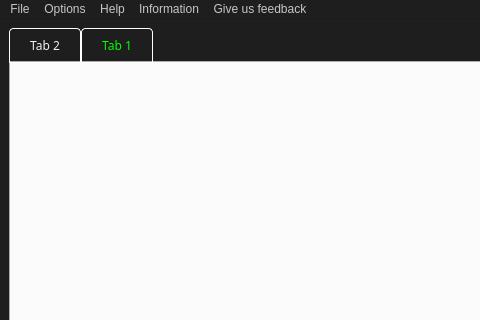
The window that Inter-pred-gui/form.ui (Somanath-SS/Inter_pred) describes before a commit, drawn with Qt 5; both pictures show x 0 to 480 and y 0 to 320 of the 931 by 510 pixel window.
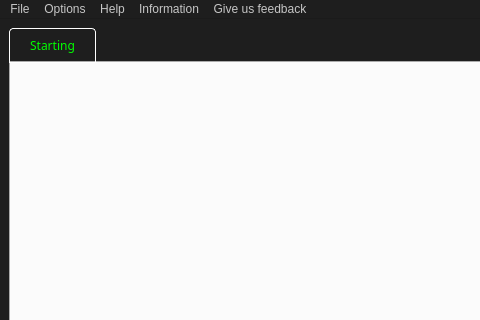
The same window after the commit.

```diff
--- a/Inter-pred-gui/form.ui
+++ b/Inter-pred-gui/form.ui
@@ -392,6 +392,9 @@
            <layout class="QVBoxLayout" name="verticalLayout">
             <item>
              <widget class="QTabWidget" name="tabWidget">
+              <property name="enabled">
+               <bool>true</bool>
+              </property>
               <property name="font">
                <font>
                 <family>Cascadia Mono ExtraLight</family>
@@ -433,12 +436,7 @@
               </property>
               <widget class="QWidget" name="tab_2">
                <attribute name="title">
-                <string>Tab 2</string>
-               </attribute>
-              </widget>
-              <widget class="QWidget" name="tab">
-               <attribute name="title">
-                <string>Tab 1</string>
+                <string>Starting</string>
                </attribute>
               </widget>
              </widget>
```
Left out of the diff: 2 changed lines with no effect on the pictures.
